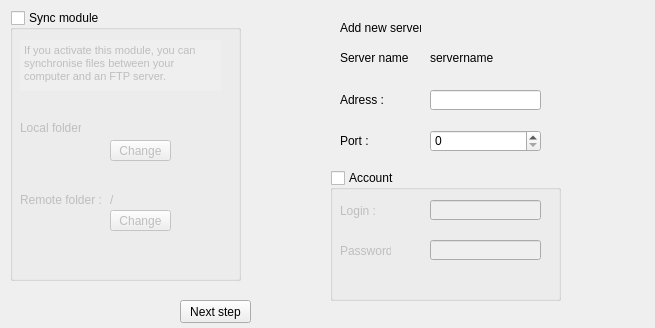
DGIProject/ProgFTP, file ProgFTP/windowaddserver.ui: the form before one commit.
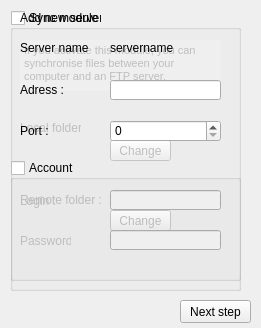
The form after the commit.

Diff of the .ui file:
```diff
--- a/ProgFTP/windowaddserver.ui
+++ b/ProgFTP/windowaddserver.ui
@@ -6,7 +6,7 @@
    <rect>
     <x>0</x>
     <y>0</y>
-    <width>655</width>
+    <width>261</width>
     <height>328</height>
    </rect>
   </property>
@@ -18,7 +18,7 @@
   </property>
   <property name="maximumSize">
    <size>
-    <width>55555</width>
+    <width>261</width>
     <height>328</height>
    </size>
   </property>
@@ -168,8 +168,8 @@
   <widget class="QWidget" name="windowEnterBase" native="true">
    <property name="geometry">
     <rect>
-     <x>320</x>
-     <y>10</y>
+     <x>0</x>
+     <y>0</y>
      <width>261</width>
      <height>301</height>
     </rect>
@@ -260,6 +260,9 @@
        <height>20</height>
       </rect>
      </property>
+     <property name="echoMode">
+      <enum>QLineEdit::Password</enum>
+     </property>
     </widget>
     <widget class="QLineEdit" name="serverLoginEdit">
      <property name="geometry">
```
